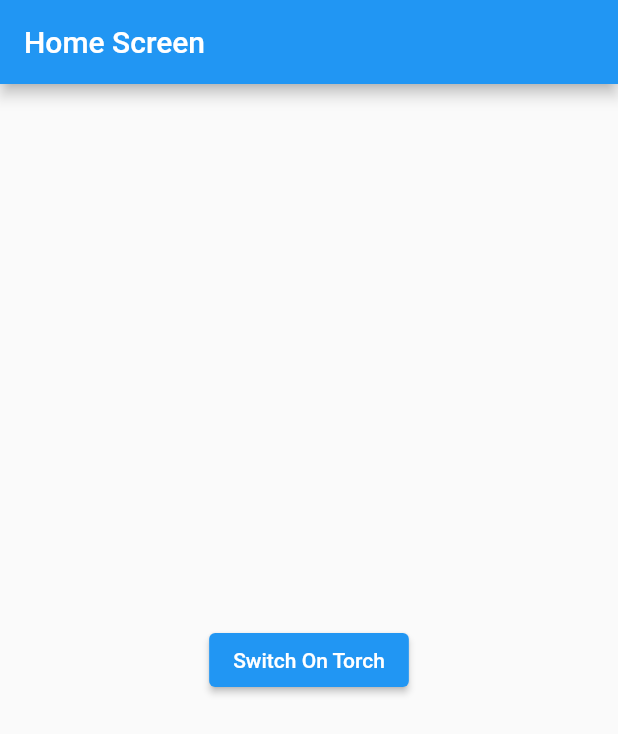
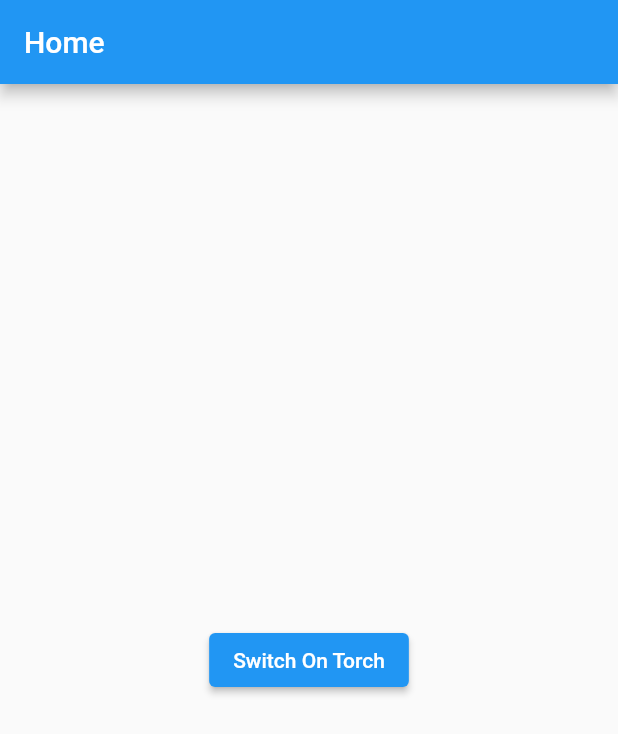
Before and after one commit to Hpaneru/torch-app, a Flutter app: the screen it shows after launch, on a phone screen of 412 x 824 dp. Shown: the top 734 px of the screen. Run offline on Flutter 3.47's test engine with Material 2 defaults, Android fonts, the phone set to English and light mode, and no system bars.

Commit message:
app bar refactored

```diff
--- a/lib/screens/home_screen.dart
+++ b/lib/screens/home_screen.dart
@@ -55,7 +55,7 @@ class _HomeScreenState extends State<HomeScreen> {
     return Scaffold(
       appBar: AppBar(
         title: const Text(
-          'Home Screen',
+          'Home',
         ),
       ),
       body: Center(
```
